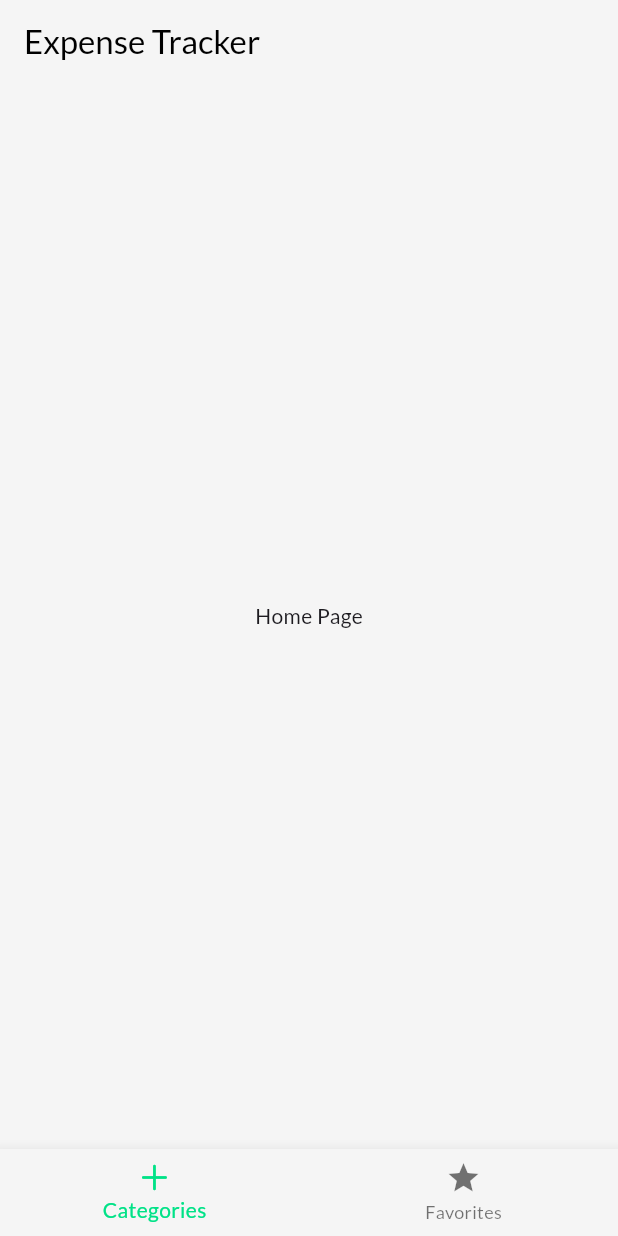
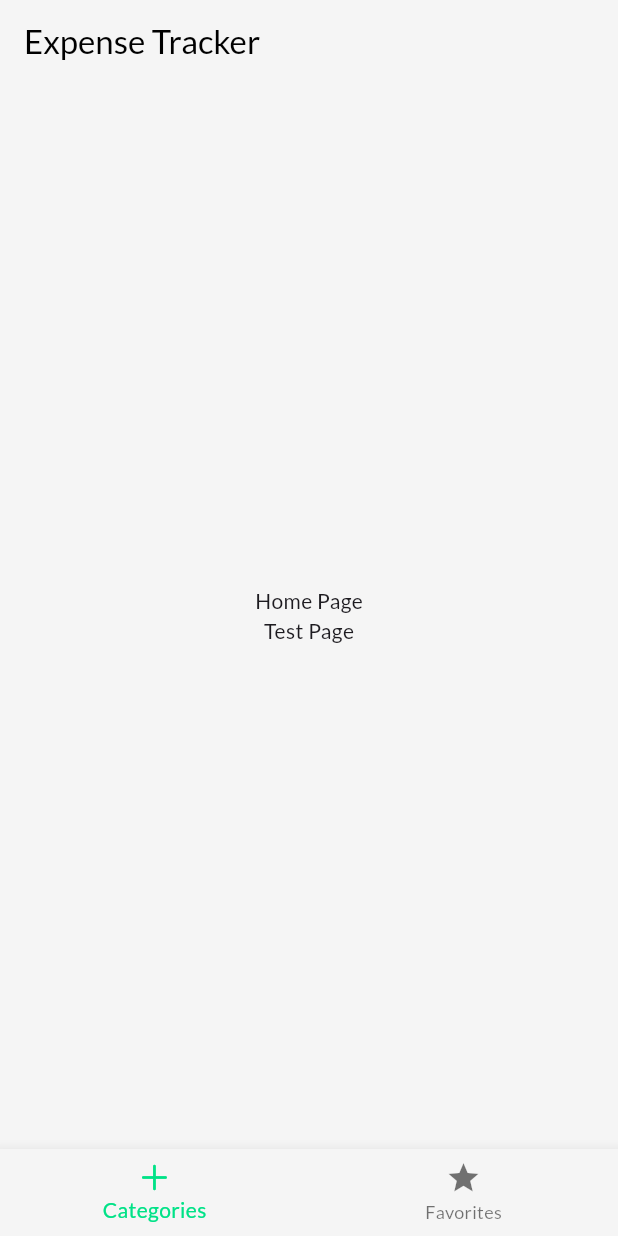
Before and after one commit to ducthinh2k3/Expense_Tracker_App, a Flutter app: the screen it shows after launch, on a phone screen of 412 x 824 dp. Run offline on Flutter 3.47's test engine with Material 3 defaults, Android fonts, the phone set to English and light mode, and no system bars; our stand-ins replace google_fonts.

Commit message:
update test

```diff
--- a/lib/view/home/pages/home.dart
+++ b/lib/view/home/pages/home.dart
@@ -23,7 +23,13 @@ class Home extends StatelessWidget {
         ],
       ),
       body: const Center(
-        child: Text('Home Page'),
+        child: Column(
+          mainAxisAlignment: MainAxisAlignment.center,
+          children: [
+            Text('Home Page'),
+            Text('Test Page')
+          ],
+        ),
       ),
     );
   }
```
